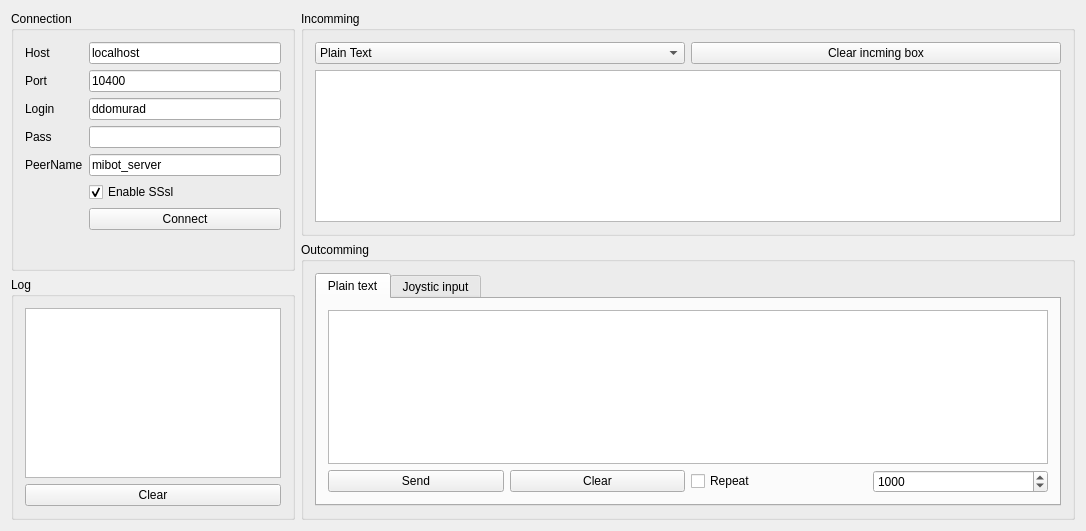
This is software/tools/simpleClient/simpleClient/MainWindow.ui in ddomurad/mibot as Qt 5 draws it before an edit. The edited form follows.
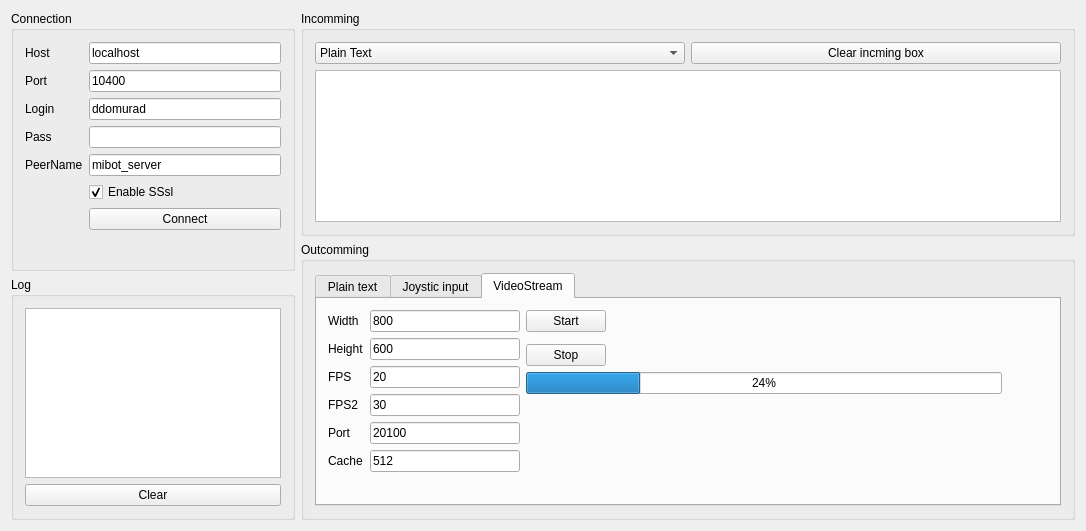
This is the edited form.

Commit message: sime vide oclient added

The edit to the form file:
```diff
--- a/software/tools/simpleClient/simpleClient/MainWindow.ui
+++ b/software/tools/simpleClient/simpleClient/MainWindow.ui
@@ -216,7 +216,7 @@
          <item row="0" column="0">
           <widget class="QTabWidget" name="tabWidget">
            <property name="currentIndex">
-            <number>0</number>
+            <number>2</number>
            </property>
            <widget class="QWidget" name="tab">
             <attribute name="title">
@@ -532,6 +532,174 @@
              </item>
             </layout>
            </widget>
+           <widget class="QWidget" name="tab_3">
+            <attribute name="title">
+             <string>VideoStream</string>
+            </attribute>
+            <layout class="QGridLayout" name="gridLayout_7">
+             <item row="2" column="5" colspan="2">
+              <spacer name="horizontalSpacer_5">
+               <property name="orientation">
+                <enum>Qt::Horizontal</enum>
+               </property>
+               <property name="sizeHint" stdset="0">
+                <size>
+                 <width>40</width>
+                 <height>20</height>
+                </size>
+               </property>
+              </spacer>
+             </item>
+             <item row="0" column="0" rowspan="5">
+              <layout class="QFormLayout" name="formLayout_7">
+               <item row="0" column="0">
+                <widget class="QLabel" name="label_13">
+                 <property name="text">
+                  <string>Width</string>
+                 </property>
+                </widget>
+               </item>
+               <item row="1" column="0">
+                <widget class="QLabel" name="label_15">
+                 <property name="text">
+                  <string>Height</string>
+                 </property>
+                </widget>
+               </item>
+               <item row="2" column="0">
+                <widget class="QLabel" name="label_16">
+                 <property name="text">
+                  <string>FPS</string>
+                 </property>
+                </widget>
+               </item>
+               <item row="4" column="0">
+                <widget class="QLabel" name="label_17">
+                 <property name="text">
+                  <string>Port</string>
+                 </property>
+                </widget>
+               </item>
+               <item row="0" column="1">
+                <widget class="QLineEdit" name="le_width">
+                 <property name="text">
+                  <string>800</string>
+                 </property>
+                </widget>
+               </item>
+               <item row="1" column="1">
+                <widget class="QLineEdit" name="le_height">
+                 <property name="text">
+                  <string>600</string>
+                 </property>
+                </widget>
+               </item>
+               <item row="2" column="1">
+                <widget class="QLineEdit" name="le_fps">
+                 <property name="text">
+                  <string>20</string>
+                 </property>
+                </widget>
+               </item>
+               <item row="4" column="1">
+                <widget class="QLineEdit" name="le_port">
+                 <property name="text">
+                  <string>20100</string>
+                 </property>
+                </widget>
+               </item>
+               <item row="5" column="0">
+                <widget class="QLabel" name="label_18">
+                 <property name="text">
+                  <string>Cache</string>
+                 </property>
+                </widget>
+               </item>
+               <item row="3" column="0">
+                <widget class="QLabel" name="label_19">
+                 <property name="text">
+                  <string>FPS2</string>
+                 </property>
+                </widget>
+               </item>
+               <item row="3" column="1">
+                <widget class="QLineEdit" name="le_fsp2">
+                 <property name="text">
+                  <string>30</string>
+                 </property>
+                </widget>
+               </item>
+               <item row="5" column="1">
+                <widget class="QLineEdit" name="le_cache">
+                 <property name="text">
+                  <string>512</string>
+                 </property>
+                </widget>
+               </item>
+              </layout>
+             </item>
+             <item row="0" column="2">
+              <widget class="QPushButton" name="pushButton_3">
+               <property name="text">
+                <string>Start</string>
+               </property>
+              </widget>
+             </item>
+             <item row="2" column="2">
+              <widget class="QPushButton" name="pushButton_4">
+               <property name="text">
+                <string>Stop</string>
+               </property>
+              </widget>
+             </item>
+             <item row="4" column="2">
+              <spacer name="verticalSpacer_3">
+               <property name="orientation">
+                <enum>Qt::Vertical</enum>
+               </property>
+               <property name="sizeHint" stdset="0">
+                <size>
+                 <width>20</width>
+                 <height>40</height>
+                </size>
+               </property>
+              </spacer>
+             </item>
+             <item row="2" column="4">
+              <spacer name="horizontalSpacer_3">
+               <property name="orientation">
+                <enum>Qt::Horizontal</enum>
+               </property>
+               <property name="sizeHint" stdset="0">
+                <size>
+                 <width>40</width>
+                 <height>20</height>
+                </size>
+               </property>
+              </spacer>
+             </item>
+             <item row="2" column="3">
+              <spacer name="horizontalSpacer_4">
+               <property name="orientation">
+                <enum>Qt::Horizontal</enum>
+               </property>
+               <property name="sizeHint" stdset="0">
+                <size>
+                 <width>40</width>
+                 <height>20</height>
+                </size>
+               </property>
+              </spacer>
+             </item>
+             <item row="3" column="2" colspan="3">
+              <widget class="QProgressBar" name="pb_cache">
+               <property name="value">
+                <number>24</number>
+               </property>
+              </widget>
+             </item>
+            </layout>
+           </widget>
           </widget>
          </item>
         </layout>
```
The commit also changes 2 other files.
